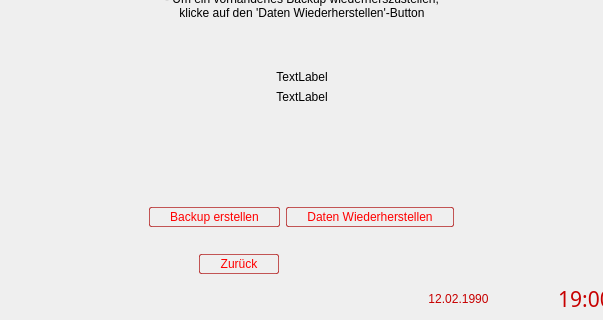
Above: res/mainui.ui from sera619/Bookworm-Bookmanagementsystem before the change; both pictures show x 363 to 966 and y 295 to 615 of the 1050 by 615 pixel window. Below: the same form after it.
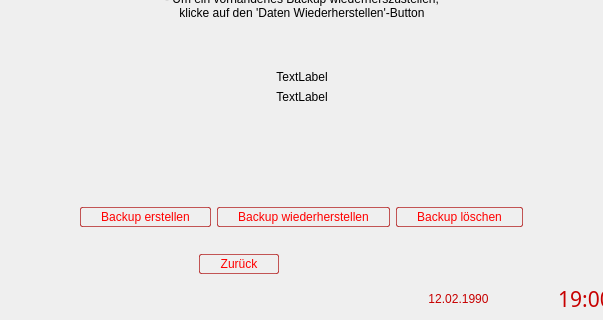
That is the form after the change. The open tabs and pages were chosen to show the change. Icons and pictures are not drawn.

Commit message: add remove backup files button

Diff of the .ui file:
```diff
--- a/res/mainui.ui
+++ b/res/mainui.ui
@@ -1607,7 +1607,35 @@
 }</string>
                              </property>
                              <property name="text">
-                              <string>Daten Wiederherstellen</string>
+                              <string>Backup wiederherstellen</string>
+                             </property>
+                            </widget>
+                           </item>
+                           <item>
+                            <widget class="QPushButton" name="delBackupBtn">
+                             <property name="styleSheet">
+                              <string notr="true">QPushButton{
+	border: 1px solid rgba(170, 0, 0,165);
+	padding: 2px 20px;
+	border-radius: 2%;
+	color: rgb(255, 0, 0)
+}
+
+QPushButton::Hover{
+	border: 1.4px solid rgb(255, 0, 0);
+	background-color: qlineargradient(spread:pad, x1:0, y1:0, x2:1, y2:1, stop:0 rgba(255, 0, 0, 70), stop:1 rgba(65, 0, 0, 70));
+	
+}
+
+QPushButton::Pressed{
+	border: 1.4px solid;
+	background-color: qlineargradient(spread:pad, x1:0, y1:0, x2:1, y2:1, stop:0  rgba(65, 0, 0, 255), stop:1 rgba(255, 0, 0, 255));
+	border-color: rgb(255, 0, 0);
+	color: #FFF;
+}</string>
+                             </property>
+                             <property name="text">
+                              <string>Backup löschen</string>
                              </property>
                             </widget>
                            </item>
```
Left out of the diff: 59 changed lines with no effect on the pictures. The commit also changes 1 other file.
